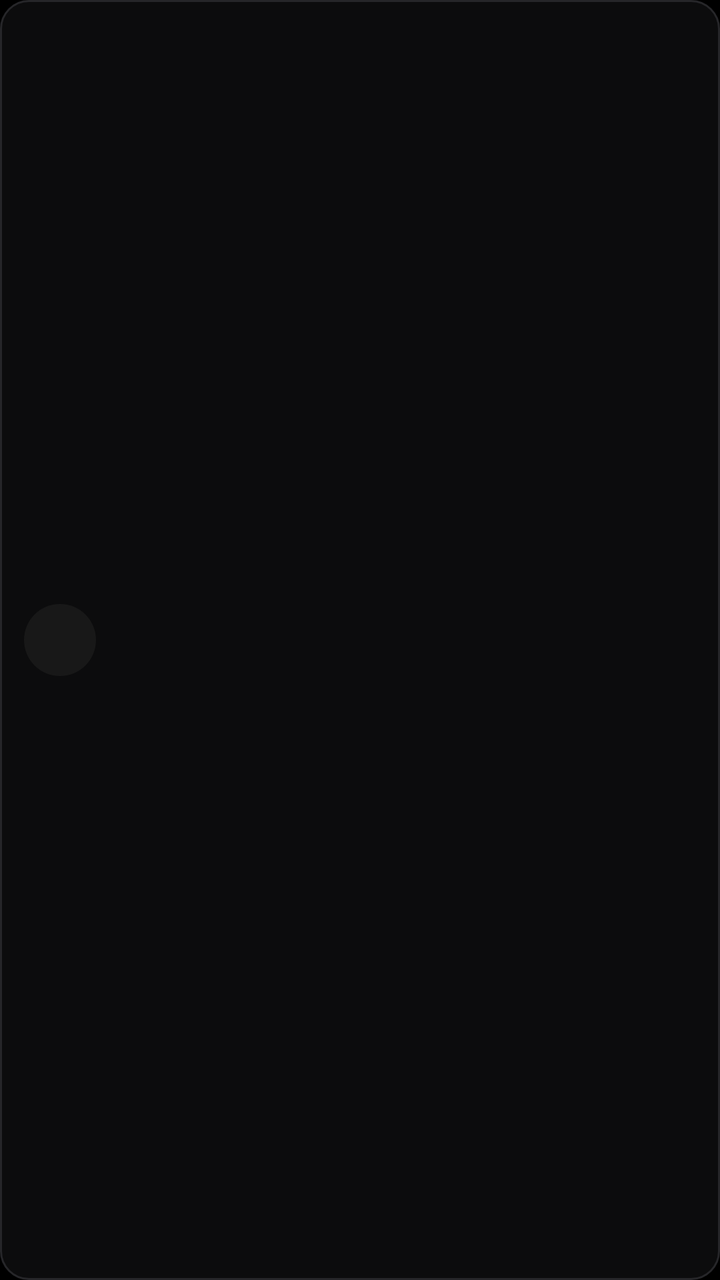
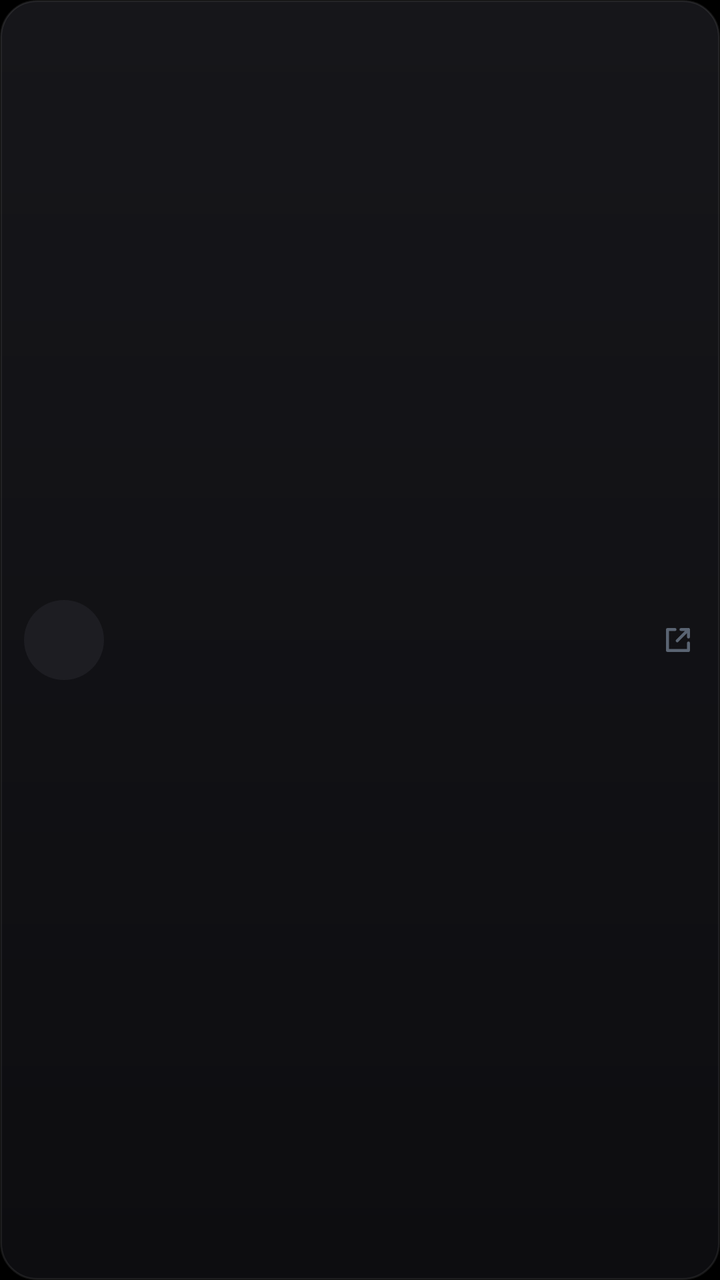

Compare the two renders of this Android layout. The source of the first and the diff that turns it into the second are given below.
<!-- AndroidManifest.xml: application theme Theme.FollowLens -->
<!-- res/layout/item_edge.xml -->
<?xml version="1.0" encoding="utf-8"?>
<LinearLayout xmlns:android="http://schemas.android.com/apk/res/android"
    android:layout_width="match_parent"
    android:layout_height="wrap_content"
    android:layout_marginTop="6dp"
    android:background="@drawable/bg_row"
    android:clickable="true"
    android:focusable="true"
    android:gravity="center_vertical"
    android:minHeight="56dp"
    android:orientation="horizontal"
    android:paddingStart="12dp"
    android:paddingTop="10dp"
    android:paddingEnd="12dp"
    android:paddingBottom="10dp">

    
    <TextView
        android:id="@+id/monogram"
        android:layout_width="36dp"
        android:layout_height="36dp"
        android:layout_marginEnd="12dp"
        android:background="@drawable/bg_monogram"
        android:gravity="center"
        android:textColor="@color/text_primary"
        android:textSize="15sp"
        android:textStyle="bold" />

    <TextView
        android:id="@+id/username"
        android:layout_width="0dp"
        android:layout_height="wrap_content"
        android:layout_weight="1"
        android:ellipsize="end"
        android:maxLines="1"
        style="@style/Text.Body" />

    
    <TextView
        android:id="@+id/badge"
        android:layout_width="wrap_content"
        android:layout_height="wrap_content"
        android:layout_marginStart="8dp"
        android:background="@drawable/bg_badge"
        android:paddingStart="8dp"
        android:paddingTop="3dp"
        android:paddingEnd="8dp"
        android:paddingBottom="3dp"
        android:textColor="@color/accent"
        android:textSize="11sp"
        android:textStyle="bold"
        android:visibility="gone" />

</LinearLayout>
<!-- resources referenced by this layout -->
<resources>
  <color name="text_primary">#FFF8FAFC</color>
  <!-- drawable bg_badge (drawable) -->
  <?xml version="1.0" encoding="utf-8"?>
  <shape xmlns:android="http://schemas.android.com/apk/res/android"
      android:shape="rectangle">
      <solid android:color="@color/accent_dim" />
      <corners android:radius="6dp" />
  </shape>
  <!-- drawable bg_row (drawable) -->
  <?xml version="1.0" encoding="utf-8"?>
  <ripple xmlns:android="http://schemas.android.com/apk/res/android"
      android:color="@color/ripple">
      <item>
          <shape android:shape="rectangle">
              <solid android:color="@color/surface" />
              <stroke android:width="1dp" android:color="@color/border" />
              <corners android:radius="14dp" />
          </shape>
      </item>
  </ripple>
  <style name="Text.Body">
          <item name="android:textColor">@color/text_primary</item>
          <item name="android:textSize">15sp</item>
          <item name="android:lineSpacingMultiplier">1.4</item>
      </style>
  <style name="Theme.FollowLens" parent="Theme.AppCompat.NoActionBar">
          <item name="android:colorBackground">@color/bg</item>
          <item name="android:windowBackground">@color/bg</item>
          <item name="android:textColorPrimary">@color/text_primary</item>
          <item name="android:textColorSecondary">@color/text_secondary</item>
          <item name="android:textColorHint">@color/text_disabled</item>
          <item name="colorAccent">@color/accent</item>
          <item name="android:statusBarColor">@color/bg</item>
          <item name="android:navigationBarColor">@color/bg</item>
          <item name="android:windowLightStatusBar">false</item>
      </style>
  <color name="accent_dim">#22E11D48</color>
  <color name="surface_muted">#FF181818</color>
  <color name="surface">#FF0C0C0D</color>
  <color name="border">#FF262629</color>
  <color name="text_secondary">#FF94A3B8</color>
  <!-- unchanged entries left out for length: 5 -->
</resources>

<!-- the commit's change to res/layout/item_edge.xml (unified diff, before → after) -->
@@ -2,12 +2,12 @@
 <LinearLayout xmlns:android="http://schemas.android.com/apk/res/android"
     android:layout_width="match_parent"
     android:layout_height="wrap_content"
-    android:layout_marginTop="6dp"
+    android:layout_marginTop="8dp"
     android:background="@drawable/bg_row"
     android:clickable="true"
     android:focusable="true"
     android:gravity="center_vertical"
-    android:minHeight="56dp"
+    android:minHeight="64dp"
     android:orientation="horizontal"
     android:paddingStart="12dp"
     android:paddingTop="10dp"
@@ -17,13 +17,15 @@
     
     <TextView
         android:id="@+id/monogram"
-        android:layout_width="36dp"
-        android:layout_height="36dp"
+        android:layout_width="40dp"
+        android:layout_height="40dp"
         android:layout_marginEnd="12dp"
         android:background="@drawable/bg_monogram"
         android:gravity="center"
+        android:includeFontPadding="false"
+        android:letterSpacing="-0.02"
         android:textColor="@color/text_primary"
-        android:textSize="15sp"
+        android:textSize="16sp"
         android:textStyle="bold" />
 
     <TextView
@@ -33,22 +35,48 @@
         android:layout_weight="1"
         android:ellipsize="end"
         android:maxLines="1"
-        style="@style/Text.Body" />
+        style="@style/Text.BodyStrong" />
 
     
+    <TextView
+        android:id="@+id/badge_new"
+        android:layout_width="wrap_content"
+        android:layout_height="wrap_content"
+        android:layout_marginStart="8dp"
+        android:background="@drawable/bg_badge_new"
+        android:letterSpacing="0.06"
+        android:paddingStart="9dp"
+        android:paddingTop="4dp"
+        android:paddingEnd="9dp"
+        android:paddingBottom="4dp"
+        android:text="@string/badge_new"
+        android:textColor="@color/on_accent"
+        android:textSize="10sp"
+        android:textStyle="bold"
+        android:visibility="gone" />
+
     <TextView
         android:id="@+id/badge"
         android:layout_width="wrap_content"
         android:layout_height="wrap_content"
-        android:layout_marginStart="8dp"
+        android:layout_marginStart="6dp"
         android:background="@drawable/bg_badge"
-        android:paddingStart="8dp"
-        android:paddingTop="3dp"
-        android:paddingEnd="8dp"
-        android:paddingBottom="3dp"
-        android:textColor="@color/accent"
-        android:textSize="11sp"
+        android:letterSpacing="0.06"
+        android:paddingStart="9dp"
+        android:paddingTop="4dp"
+        android:paddingEnd="9dp"
+        android:paddingBottom="4dp"
+        android:textColor="@color/text_secondary"
+        android:textSize="10sp"
         android:textStyle="bold"
         android:visibility="gone" />
 
+    
+    <ImageView
+        android:layout_width="18dp"
+        android:layout_height="18dp"
+        android:layout_marginStart="10dp"
+        android:contentDescription="@null"
+        android:src="@drawable/ic_open" />
+
 </LinearLayout>
<!-- resource entries referenced after the edit -->
@@ -1,12 +1,24 @@
 <!-- resources referenced by this layout -->
 <resources>
-  <color name="text_primary">#FFF8FAFC</color>
+  <color name="on_accent">#FFFFFFFF</color>
+  <color name="text_primary">#FFF7F8FA</color>
   <!-- drawable bg_badge (drawable) -->
   <?xml version="1.0" encoding="utf-8"?>
   <shape xmlns:android="http://schemas.android.com/apk/res/android"
       android:shape="rectangle">
-      <solid android:color="@color/accent_dim" />
-      <corners android:radius="6dp" />
+      <solid android:color="@color/surface_muted" />
+      <stroke android:width="1dp" android:color="@color/hairline" />
+      <corners android:radius="999dp" />
+  </shape>
+  <!-- drawable bg_badge_new (drawable) -->
+  <?xml version="1.0" encoding="utf-8"?>
+  <shape xmlns:android="http://schemas.android.com/apk/res/android"
+      android:shape="rectangle">
+      <gradient
+          android:angle="270"
+          android:startColor="@color/accent_bright"
+          android:endColor="@color/accent" />
+      <corners android:radius="999dp" />
   </shape>
   <!-- drawable bg_row (drawable) -->
   <?xml version="1.0" encoding="utf-8"?>
@@ -14,16 +26,51 @@
       android:color="@color/ripple">
       <item>
           <shape android:shape="rectangle">
-              <solid android:color="@color/surface" />
-              <stroke android:width="1dp" android:color="@color/border" />
-              <corners android:radius="14dp" />
+              <gradient
+                  android:angle="270"
+                  android:startColor="@color/surface_raised"
+                  android:endColor="@color/surface" />
+              <stroke android:width="1dp" android:color="@color/hairline" />
+              <corners android:radius="18dp" />
           </shape>
       </item>
   </ripple>
+  <!-- drawable ic_open (drawable) -->
+  <?xml version="1.0" encoding="utf-8"?>
+  <vector xmlns:android="http://schemas.android.com/apk/res/android"
+      android:width="24dp"
+      android:height="24dp"
+      android:viewportWidth="24"
+      android:viewportHeight="24"
+      android:tint="@color/text_disabled">
+      <path
+          android:pathData="M10,5L5,5L5,19L19,19L19,14"
+          android:strokeColor="#FFFFFF"
+          android:strokeWidth="2"
+          android:strokeLineCap="round"
+          android:strokeLineJoin="round" />
+      <path
+          android:pathData="M14,5L19,5L19,10M19,5L11.5,12.5"
+          android:strokeColor="#FFFFFF"
+          android:strokeWidth="2"
+          android:strokeLineCap="round"
+          android:strokeLineJoin="round" />
+  </vector>
+  <string name="badge_new">NEW</string>
+  <style name="Text.BodyStrong" parent="Text.Body">
+          <item name="android:textStyle">bold</item>
+      </style>
   <style name="Text.Body">
           <item name="android:textColor">@color/text_primary</item>
           <item name="android:textSize">15sp</item>
-          <item name="android:lineSpacingMultiplier">1.4</item>
+          <item name="android:letterSpacing">-0.005</item>
+          <item name="android:lineSpacingMultiplier">1.35</item>
+      </style>
+  <style name="Animation.FollowLens" parent="@android:style/Animation.Activity">
+          <item name="android:activityOpenEnterAnimation">@anim/push_enter</item>
+          <item name="android:activityOpenExitAnimation">@anim/push_exit</item>
+          <item name="android:activityCloseEnterAnimation">@anim/pop_enter</item>
+          <item name="android:activityCloseExitAnimation">@anim/pop_exit</item>
       </style>
   <style name="Theme.FollowLens" parent="Theme.AppCompat.NoActionBar">
           <item name="android:colorBackground">@color/bg</item>
@@ -32,15 +79,17 @@
           <item name="android:textColorSecondary">@color/text_secondary</item>
           <item name="android:textColorHint">@color/text_disabled</item>
           <item name="colorAccent">@color/accent</item>
-          <item name="android:statusBarColor">@color/bg</item>
-          <item name="android:navigationBarColor">@color/bg</item>
+          <item name="android:statusBarColor">@android:color/transparent</item>
+          <item name="android:navigationBarColor">@android:color/transparent</item>
           <item name="android:windowLightStatusBar">false</item>
+          <item name="android:windowAnimationStyle">@style/Animation.FollowLens</item>
       </style>
-  <color name="accent_dim">#22E11D48</color>
-  <color name="surface_muted">#FF181818</color>
-  <color name="surface">#FF0C0C0D</color>
-  <color name="border">#FF262629</color>
-  <color name="text_secondary">#FF94A3B8</color>
+  <color name="surface_muted">#FF1D1D22</color>
+  <color name="hairline">#14FFFFFF</color>
+  <color name="accent_bright">#FFF43F5E</color>
+  <color name="surface_raised">#FF16161A</color>
+  <color name="surface">#FF0D0D10</color>
+  <color name="text_secondary">#FF9AA3B2</color>
   <!-- unchanged entries left out for length: 5 -->
 </resources>
 
